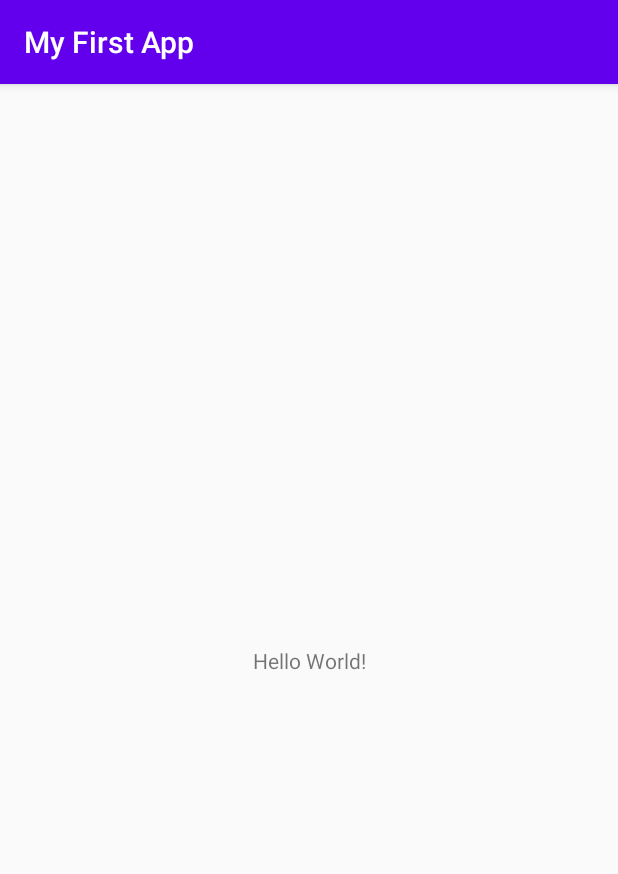
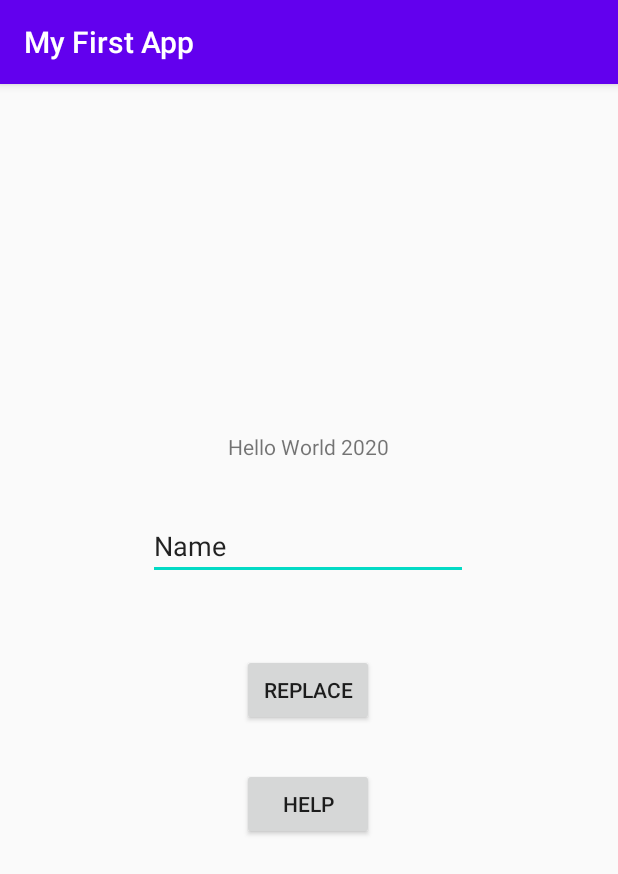
Before and after one commit to jason-si181/Progmob-2020, an Android app: the screen it shows after launch (MainActivity), on a phone screen of 412 x 824 dp. Shown: the top 874 px of the screen. Run offline under Robolectric (Android 15) with nearby library versions, the phone set to English and light mode, and no system bars.

Commit message:
Tugas 2 Activity dan Layout
Progmob Activity Done

```diff
--- a/app/src/main/AndroidManifest.xml
+++ b/app/src/main/AndroidManifest.xml
@@ -9,6 +9,7 @@
         android:roundIcon="@mipmap/ic_launcher_round"
         android:supportsRtl="true"
         android:theme="@style/AppTheme">
+        <activity android:name=".HelpActivity"></activity>
         <activity android:name=".MainActivity">
             <intent-filter>
                 <action android:name="android.intent.action.MAIN" />
--- a/app/src/main/java/com/example/myfirstapp/MainActivity.java
+++ b/app/src/main/java/com/example/myfirstapp/MainActivity.java
@@ -2,7 +2,13 @@ package com.example.myfirstapp;
 
 import androidx.appcompat.app.AppCompatActivity;
 
+import android.content.Intent;
 import android.os.Bundle;
+import android.util.Log;
+import android.view.View;
+import android.widget.Button;
+import android.widget.EditText;
+import android.widget.TextView;
 
 public class MainActivity extends AppCompatActivity {
 
@@ -10,5 +16,33 @@ public class MainActivity extends AppCompatActivity {
     protected void onCreate(Bundle savedInstanceState) {
         super.onCreate(savedInstanceState);
         setContentView(R.layout.activity_main);
+
+        //Variable
+        final TextView txtView = (TextView)findViewById(R.id.mainActivityTextView);
+        Button myBtn = (Button)findViewById(R.id.button1);
+        final EditText myEditText = (EditText)findViewById(R.id.editText1);
+        Button btnHelp = (Button)findViewById((R.id.btnHelp));
+
+        //Action
+        txtView.setText(R.string.text_hello_world);
+        myBtn.setOnClickListener(new View.OnClickListener() {
+            @Override
+            public void onClick(View v) {
+                //Log.d("Coba Klik",myEditText.getText().toString());
+                txtView.setText(myEditText.getText().toString());
+            }
+        });
+        btnHelp.setOnClickListener(new View.OnClickListener() {
+            @Override
+            public void onClick(View v) {
+                Intent intent = new Intent(MainActivity.this,HelpActivity.class);
+                Bundle b = new Bundle();
+
+                b.putString("help_string",myEditText.getText().toString());
+                intent.putExtras(b);
+
+                startActivity(intent);
+            }
+        });
     }
 }
--- a/app/src/main/res/layout/activity_main.xml
+++ b/app/src/main/res/layout/activity_main.xml
@@ -7,12 +7,52 @@
     tools:context=".MainActivity">
 
     <TextView
+        android:id="@+id/mainActivityTextView"
         android:layout_width="wrap_content"
         android:layout_height="wrap_content"
+        android:layout_marginTop="232dp"
         android:text="Hello World!"
-        app:layout_constraintBottom_toBottomOf="parent"
+        app:layout_constraintHorizontal_bias="0.498"
         app:layout_constraintLeft_toLeftOf="parent"
         app:layout_constraintRight_toRightOf="parent"
         app:layout_constraintTop_toTopOf="parent" />
 
+    <Button
+        android:id="@+id/button1"
+        android:layout_width="wrap_content"
+        android:layout_height="wrap_content"
+        android:layout_marginBottom="340dp"
+        android:text="Replace"
+        app:layout_constraintBottom_toBottomOf="parent"
+        app:layout_constraintEnd_toEndOf="parent"
+        app:layout_constraintHorizontal_bias="0.498"
+        app:layout_constraintStart_toStartOf="parent" />
+
+    <EditText
+        android:id="@+id/editText1"
+        android:layout_width="wrap_content"
+        android:layout_height="wrap_content"
+        android:ems="10"
+        android:inputType="textPersonName"
+        android:text="Name"
+        app:layout_constraintBottom_toTopOf="@+id/button1"
+        app:layout_constraintEnd_toEndOf="parent"
+        app:layout_constraintHorizontal_bias="0.497"
+        app:layout_constraintStart_toStartOf="parent"
+        app:layout_constraintTop_toBottomOf="@+id/mainActivityTextView"
+        app:layout_constraintVertical_bias="0.406" />
+
+    <Button
+        android:id="@+id/btnHelp"
+        android:layout_width="wrap_content"
+        android:layout_height="wrap_content"
+        android:layout_marginTop="12dp"
+        android:text="Help"
+        app:layout_constraintBottom_toBottomOf="parent"
+        app:layout_constraintEnd_toEndOf="parent"
+        app:layout_constraintHorizontal_bias="0.498"
+        app:layout_constraintStart_toStartOf="parent"
+        app:layout_constraintTop_toBottomOf="@+id/button1"
+        app:layout_constraintVertical_bias="0.057" />
+
 </androidx.constraintlayout.widget.ConstraintLayout>
--- a/app/src/main/res/values/strings.xml
+++ b/app/src/main/res/values/strings.xml
@@ -1,3 +1,4 @@
 <resources>
     <string name="app_name">My First App</string>
+    <string name="text_hello_world">Hello World 2020</string>
 </resources>
```
Also changed, not shown: app/src/main/java/com/example/myfirstapp/HelpActivity.java (added, +20 -0 lines), app/src/main/res/layout/activity_help.xml (added, +18 -0 lines).
